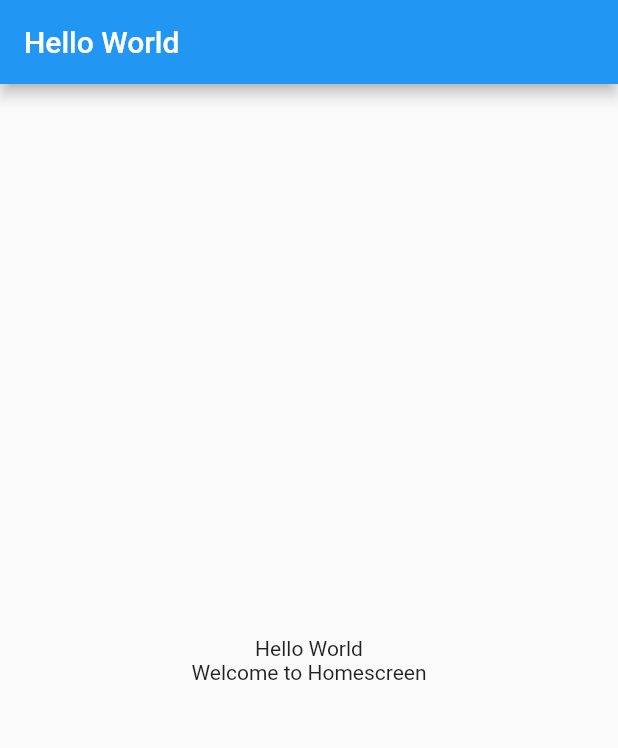
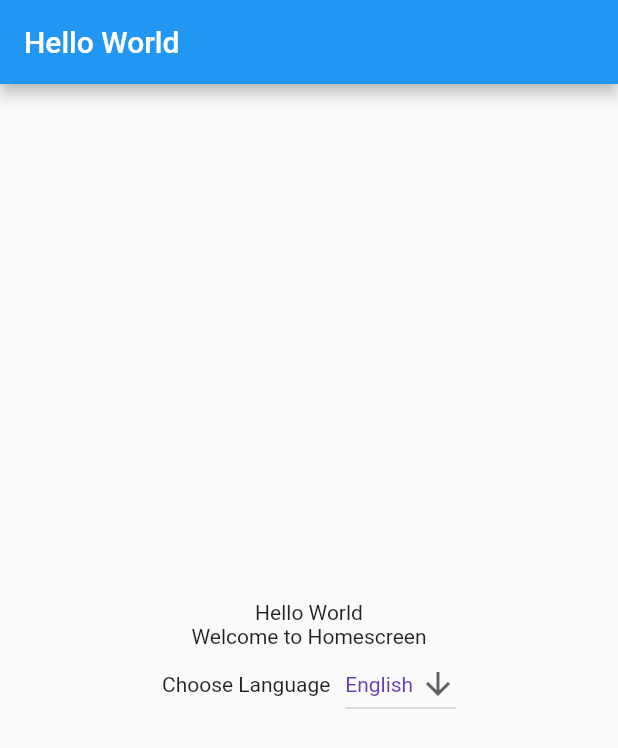
Before and after one commit to nirmal-mazhuvanpilly/flutter_minimal_localizations, a Flutter app: the screen it shows after launch, on a phone screen of 412 x 824 dp. Shown: the top 748 px of the screen. Run offline on Flutter 3.47's test engine with Material 2 defaults, Android fonts, the light colour scheme and no system bars.

Commit message:
Language dropdown added

```diff
--- a/lib/local_app.dart
+++ b/lib/local_app.dart
@@ -1,8 +1,15 @@
 import 'package:flutter/material.dart';
 import 'package:flutter_minimal_internationalization/localization/minimal_localization.dart';
 
-class LocalApp extends StatelessWidget {
+class LocalApp extends StatefulWidget {
   const LocalApp({Key? key}) : super(key: key);
+
+  @override
+  State<LocalApp> createState() => _LocalAppState();
+}
+
+class _LocalAppState extends State<LocalApp> {
+  String dropDownValue = "English";
 
   @override
   Widget build(BuildContext context) {
@@ -16,6 +23,32 @@ class LocalApp extends StatelessWidget {
           children: [
             Text(MinimalLocalization.of(context).getValue("title")),
             Text(getTranslatedText(context, "subTitle")),
+            Row(
+              mainAxisAlignment: MainAxisAlignment.center,
+              crossAxisAlignment: CrossAxisAlignment.center,
+              children: <Widget>[
+                const Text("Choose Language"),
+                const SizedBox(width: 10),
+                DropdownButton<String>(
+                  value: dropDownValue,
+                  icon: const Icon(Icons.arrow_downward),
+                  elevation: 16,
+                  style: const TextStyle(color: Colors.deepPurple),
+                  onChanged: (String? newValue) {
+                    setState(() {
+                      dropDownValue = newValue!;
+                    });
+                  },
+                  items: <String>['English', 'Spanish', 'Arabic']
+                      .map<DropdownMenuItem<String>>((String value) {
+                    return DropdownMenuItem<String>(
+                      value: value,
+                      child: Text(value),
+                    );
+                  }).toList(),
+                ),
+              ],
+            )
           ],
         ),
       ),
```
